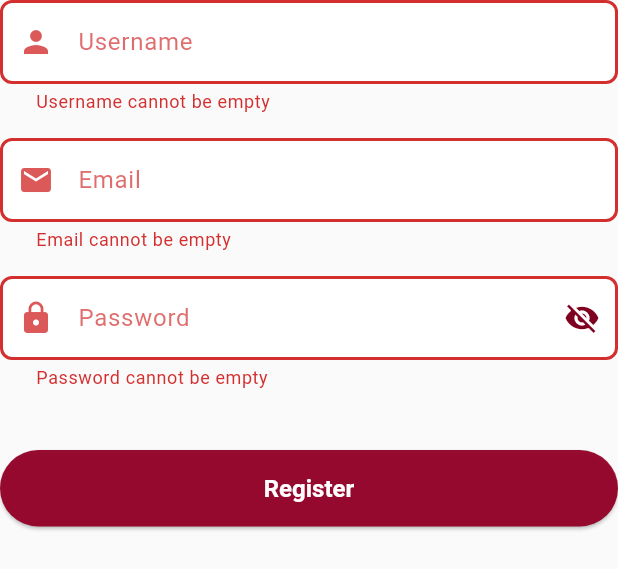
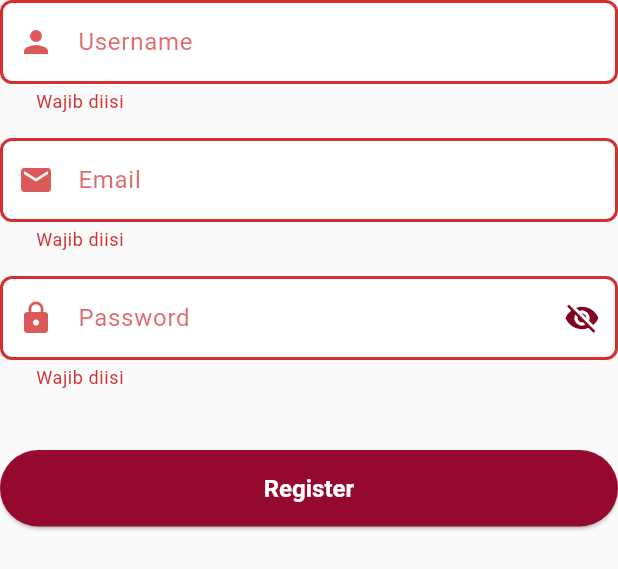
Before and after one commit to DamaiSilalahi/USUlicius, a Flutter app: the RegisterForm widget shown alone on an empty page, opened directly, after a tap on "Register", on a phone screen of 412 x 824 dp. Shown: the top 569 px of the screen. Run offline on Flutter 3.47's test engine with Material 3 defaults, Android fonts, the phone set to English and light mode, and no system bars; our stand-ins replace cloud_firestore, cloud_functions, firebase_auth, firebase_core, image_picker; accounts and stored records are empty; Roboto replaces fonts that are missing (Roboto Flex).

Commit message:
feat(auth): SUKSES implementasi OTP 4 digit via SendGrid Cloud Functions

```diff
--- a/lib/widgets/register_form.dart
+++ b/lib/widgets/register_form.dart
@@ -9,7 +9,6 @@ const Color kPrimaryMaroon = Color(0xFF800020);
 const Color kDialogError = Color(0xFFD32F2F);
 
 class RegisterForm extends StatefulWidget {
-  // Callback opsional jika parent perlu tahu status loading
   final Function(bool)? onRegisterLoading;
 
   const RegisterForm({Key? key, this.onRegisterLoading}) : super(key: key);
@@ -20,13 +19,12 @@ class RegisterForm extends StatefulWidget {
 
 class _RegisterFormState extends State<RegisterForm> {
   bool _obscurePassword = true;
-  bool _isLoading = false; // State loading internal untuk tombol
+  bool _isLoading = false;
 
   final _usernameController = TextEditingController();
   final _emailController = TextEditingController();
   final _passwordController = TextEditingController();
 
-  // Variable Error per field
   String? _usernameError;
   String? _emailError;
   String? _passwordError;
@@ -40,9 +38,7 @@ class _RegisterFormState extends State<RegisterForm> {
   }
 
   void _setLoading(bool value) {
-    setState(() {
-      _isLoading = value;
-    });
+    setState(() => _isLoading = value);
     if (widget.onRegisterLoading != null) {
       widget.onRegisterLoading!(value);
     }
@@ -53,35 +49,24 @@ class _RegisterFormState extends State<RegisterForm> {
     final email = _emailController.text.trim();
     final password = _passwordController.text.trim();
 
-    // Reset error sebelum validasi
     setState(() {
       _usernameError = null;
       _emailError = null;
       _passwordError = null;
     });
 
-    // 1. VALIDASI INPUT KOSONG
     bool hasError = false;
-    if (username.isEmpty) {
-      setState(() => _usernameError = 'Username cannot be empty');
-      hasError = true;
-    }
-    if (email.isEmpty) {
-      setState(() => _emailError = 'Email cannot be empty');
-      hasError = true;
-    }
-    if (password.isEmpty) {
-      setState(() => _passwordError = 'Password cannot be empty');
-      hasError = true;
-    }
+    if (username.isEmpty) { setState(() => _usernameError = 'Wajib diisi'); hasError = true; }
+    if (email.isEmpty) { setState(() => _emailError = 'Wajib diisi'); hasError = true; }
+    if (password.isEmpty) { setState(() => _passwordError = 'Wajib diisi'); hasError = true; }
 
     if (hasError) return;
 
-    // Mulai Loading
     _setLoading(true);
 
     try {
-      // 2. CEK USERNAME UNIK DI FIRESTORE
+      // 1. Cek Username Unik
+      print("🔍 Mengecek username unik...");
       final usernameCheck = await FirebaseFirestore.instance
           .collection('users')
           .where('username', isEqualTo: username)
@@ -92,36 +77,41 @@ class _RegisterFormState extends State<RegisterForm> {
         throw FirebaseAuthException(code: 'username-already-in-use');
       }
 
-      // 3. BUAT AKUN DI FIREBASE AUTH
+      // 2. Buat Akun Auth
+      print("👤 Membuat akun di Auth...");
       UserCredential userCredential = await FirebaseAuth.instance
           .createUserWithEmailAndPassword(email: email, password: password);
 
       User? user = userCredential.user;
 
       if (user != null) {
-        // 4. SIMPAN PROFIL KE FIRESTORE
+
+        print("🚀 Memanggil Cloud Function 'sendOtpEmail'...");
+
+
+        try {
+          await FirebaseFunctions.instance
+              .httpsCallable('sendOtpEmail')
+              .call({'email': email});
+
+          print("✅ Sukses: Perintah kirim OTP 4 digit sudah dikirim ke server.");
+        } catch (e) {
+          print("❌ Gagal panggil Cloud Function: $e");
+          throw FirebaseAuthException(code: 'otp-failed', message: 'Gagal mengirim kode OTP.');
+        }
+
+        print("💾 Menyimpan profil ke Firestore...");
         await FirebaseFirestore.instance.collection('users').doc(user.uid).set({
           'username': username,
           'email': email,
           'createdAt': FieldValue.serverTimestamp(),
         });
 
-        // 5. [PERBAIKAN] KIRIM OTP VIA CLOUD FUNCTION (Bukan Link!)
-        try {
-          await FirebaseFunctions.instance
-              .httpsCallable('sendOtpEmail')
-              .call({'email': email});
-          print("OTP sent via Cloud Function!");
-        } catch (e) {
-          print("Error Cloud Function: $e");
-          throw FirebaseAuthException(code: 'otp-failed', message: 'Gagal mengirim OTP.');
-        }
-
         if (mounted) {
           showStatusDialog(
             context: context,
-            title: 'OTP Terkirim',
-            message: 'Kode 4 digit telah dikirim ke $email. Silakan cek inbox Anda.',
+            title: 'Kode OTP Terkirim',
+            message: 'Kode 4 digit telah dikirim ke $email via SendGrid.\nCek Spam jika tidak ada.',
             icon: Icons.mark_email_read,
             iconColor: kPrimaryMaroon,
           ).then((_) {
@@ -137,34 +127,19 @@ class _RegisterFormState extends State<RegisterForm> {
         }
       }
     } on FirebaseAuthException catch (e) {
-      // Mapping Error Firebase ke Field yang sesuai
-      if (e.code == 'weak-password') {
-        setState(() => _passwordError = 'Password terlalu lemah (minimal 6 karakter).');
-      } else if (e.code == 'email-already-in-use') {
-        setState(() => _emailError = 'Email ini sudah terdaftar.');
-      } else if (e.code == 'invalid-email') {
-        setState(() => _emailError = 'Format email tidak valid.');
-      } else if (e.code == 'username-already-in-use') {
-        setState(() => _usernameError = 'Username "$username" sudah dipakai.');
-      } else if (e.code == 'otp-failed') {
-        // Error umum tampilkan di dialog karena bukan salah input user
+      if (e.code == 'weak-password') setState(() => _passwordError = 'Password terlalu lemah.');
+      else if (e.code == 'email-already-in-use') setState(() => _emailError = 'Email sudah terdaftar.');
+      else if (e.code == 'invalid-email') setState(() => _emailError = 'Format email salah.');
+      else if (e.code == 'username-already-in-use') setState(() => _usernameError = 'Username sudah dipakai.');
+      else if (e.code == 'otp-failed') {
         if (mounted) {
-          showStatusDialog(
-            context: context,
-            title: 'Gagal',
-            message: 'Gagal mengirim kode OTP. Cek koneksi internet.',
-            icon: Icons.error,
-            iconColor: kDialogError,
-          );
+          showStatusDialog(context: context, title: 'Gagal', message: 'Gagal mengirim OTP. Server error.', icon: Icons.error, iconColor: kDialogError);
         }
       } else {
-        setState(() => _passwordError = 'Terjadi kesalahan. Coba lagi.');
-        print('Firebase Error: ${e.message}');
+        setState(() => _passwordError = 'Error: ${e.message}');
       }
     } finally {
-      if (mounted) {
-        _setLoading(false);
-      }
+      if (mounted) _setLoading(false);
     }
   }
 
@@ -180,14 +155,7 @@ class _RegisterFormState extends State<RegisterForm> {
           child: ElevatedButton(
             onPressed: _isLoading ? null : _handleRegister,
             child: _isLoading
-                ? const SizedBox(
-              width: 24,
-              height: 24,
-              child: CircularProgressIndicator(
-                color: Colors.white,
-                strokeWidth: 3,
-              ),
-            )
+                ? const SizedBox(width: 24, height: 24, child: CircularProgressIndicator(color: Colors.white, strokeWidth: 3))
                 : const Text('Register'),
           ),
         ),
@@ -195,7 +163,6 @@ class _RegisterFormState extends State<RegisterForm> {
     );
   }
 
-  // Widget TextField yang dimodifikasi (Reusability)
   Widget _buildAuthTextField({
     required TextEditingController controller,
     required String hintText,
@@ -207,8 +174,7 @@ class _RegisterFormState extends State<RegisterForm> {
     TextInputType keyboardType = TextInputType.text,
   }) {
     final bool hasError = errorText != null;
-    final Color currentColor = hasError ? kDialogError : kPrimaryMaroon;
-
+    final Color currentColor = hasError ? kDialogError : kPrimaryMaroon; // Fix warna variabel
     return Column(
       crossAxisAlignment: CrossAxisAlignment.start,
       children: [
@@ -216,55 +182,18 @@ class _RegisterFormState extends State<RegisterForm> {
           controller: controller,
           obscureText: obscureText,
           keyboardType: keyboardType,
-          style: const TextStyle(
-            color: Colors.black,
-            fontSize: 16,
-            fontFamily: 'Roboto Flex',
-            fontWeight: FontWeight.w700,
-          ),
+          style: const TextStyle(color: Colors.black, fontSize: 16, fontFamily: 'Roboto Flex', fontWeight: FontWeight.w700),
           decoration: InputDecoration(
             hintText: hintText,
-            hintStyle: TextStyle(
-              color: currentColor.withOpacity(0.7),
-              fontWeight: FontWeight.normal,
-            ),
-
+            hintStyle: TextStyle(color: currentColor.withOpacity(0.7), fontWeight: FontWeight.normal),
             prefixIcon: Icon(prefixIcon, color: currentColor.withOpacity(0.8)),
-
-            suffixIcon: isPassword
-                ? IconButton(
-              icon: Icon(
-                obscureText ? Icons.visibility_off : Icons.visibility,
-                color: kPrimaryMaroon,
-              ),
-              onPressed: onToggleObscure,
-            )
-                : null,
-
-            // Konfigurasi Error Text
+            suffixIcon: isPassword ? IconButton(icon: Icon(obscureText ? Icons.visibility_off : Icons.visibility, color: kPrimaryMaroon), onPressed: onToggleObscure) : null,
             errorText: hasError ? errorText : null,
-            errorStyle: const TextStyle(
-              color: kDialogError,
-              fontSize: 12,
-              fontFamily: 'Roboto Flex',
-            ),
-
-            enabledBorder: OutlineInputBorder(
-              borderSide: BorderSide(color: kPrimaryMaroon.withOpacity(0.4), width: 1.5),
-              borderRadius: BorderRadius.circular(8),
-            ),
-            focusedBorder: OutlineInputBorder(
-              borderSide: const BorderSide(color: kPrimaryMaroon, width: 2.0),
-              borderRadius: BorderRadius.circular(8),
-            ),
-            errorBorder: OutlineInputBorder(
-              borderSide: const BorderSide(color: kDialogError, width: 2.0),
-              borderRadius: BorderRadius.circular(8),
-            ),
-            focusedErrorBorder: OutlineInputBorder(
-              borderSide: const BorderSide(color: kDialogError, width: 2.0),
-              borderRadius: BorderRadius.circular(8),
-            ),
+            errorStyle: const TextStyle(color: kDialogError, fontSize: 12),
+            enabledBorder: OutlineInputBorder(borderSide: BorderSide(color: kPrimaryMaroon.withOpacity(0.4), width: 1.5), borderRadius: BorderRadius.circular(8)),
+            focusedBorder: OutlineInputBorder(borderSide: const BorderSide(color: kPrimaryMaroon, width: 2.0), borderRadius: BorderRadius.circular(8)),
+            errorBorder: OutlineInputBorder(borderSide: const BorderSide(color: kDialogError, width: 2.0), borderRadius: BorderRadius.circular(8)),
+            focusedErrorBorder: OutlineInputBorder(borderSide: const BorderSide(color: kDialogError, width: 2.0), borderRadius: BorderRadius.circular(8)),
           ),
         ),
       ],
@@ -274,34 +203,11 @@ class _RegisterFormState extends State<RegisterForm> {
   Widget _buildFormFields() {
     return Column(
       children: [
-        _buildAuthTextField(
-          controller: _usernameController,
-          hintText: 'Username',
-          prefixIcon: Icons.person,
-          errorText: _usernameError,
-        ),
+        _buildAuthTextField(controller: _usernameController, hintText: 'Username', prefixIcon: Icons.person, errorText: _usernameError),
         const SizedBox(height: 16),
-        _buildAuthTextField(
-          controller: _emailController,
-          hintText: 'Email',
-          prefixIcon: Icons.email,
-          keyboardType: TextInputType.emailAddress,
-          errorText: _emailError,
-        ),
+        _buildAuthTextField(controller: _emailController, hintText: 'Email', prefixIcon: Icons.email, keyboardType: TextInputType.emailAddress, errorText: _emailError),
         const SizedBox(height: 16),
-        _buildAuthTextField(
-          controller: _passwordController,
-          hintText: 'Password',
-          prefixIcon: Icons.lock,
-          errorText: _passwordError,
-          isPassword: true,
-          obscureText: _obscurePassword,
-          onToggleObscure: () {
-            setState(() {
-              _obscurePassword = !_obscurePassword;
-            });
-          },
-        ),
+        _buildAuthTextField(controller: _passwordController, hintText: 'Password', prefixIcon: Icons.lock, errorText: _passwordError, isPassword: true, obscureText: _obscurePassword, onToggleObscure: () => setState(() => _obscurePassword = !_obscurePassword)),
       ],
     );
   }
```
